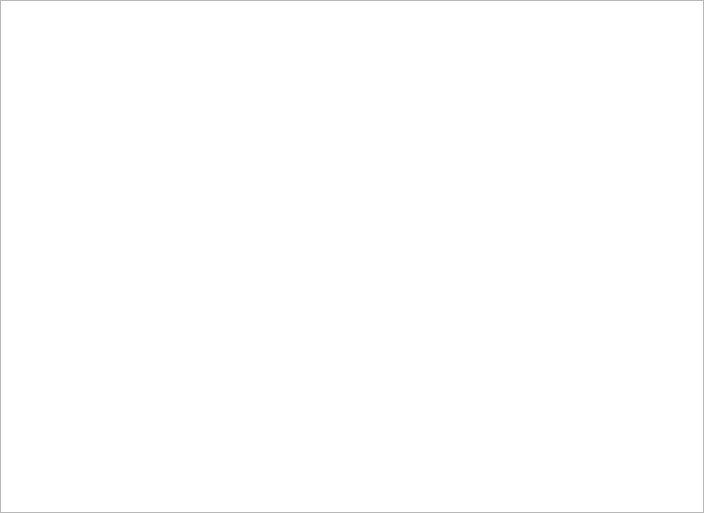
Above: src/manjaro-settings-manager/pages/page_gpudriver.ui from manjaro/manjaro-settings-manager before the change. Below: the same form after it.
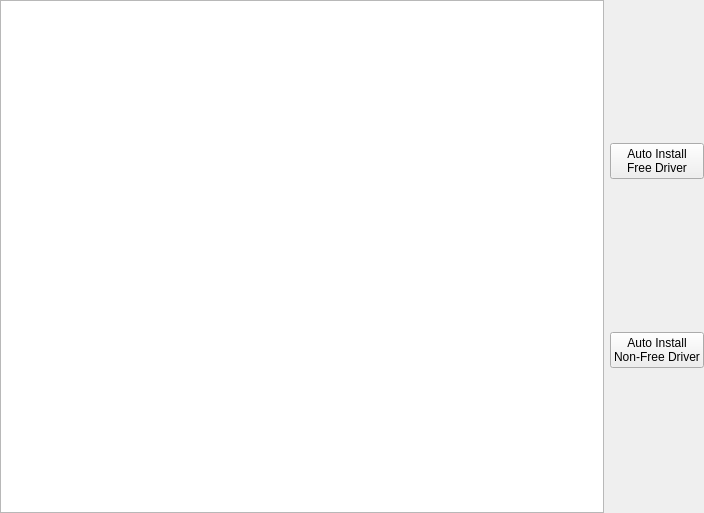
That is the form after the change.

Commit message: Enhacement: Add driver auto-installation Add intel and intel/nvidia logo

```diff
--- a/src/manjaro-settings-manager/pages/page_gpudriver.ui
+++ b/src/manjaro-settings-manager/pages/page_gpudriver.ui
@@ -13,7 +13,7 @@
   <property name="windowTitle">
    <string notr="true"/>
   </property>
-  <layout class="QVBoxLayout" name="verticalLayout">
+  <layout class="QHBoxLayout" name="horizontalLayout_2">
    <property name="leftMargin">
     <number>0</number>
    </property>
@@ -36,6 +36,29 @@
      </property>
     </widget>
    </item>
+   <item>
+    <layout class="QVBoxLayout" name="verticalLayout">
+     <property name="spacing">
+      <number>10</number>
+     </property>
+     <item>
+      <widget class="QPushButton" name="buttonInstallFree">
+       <property name="text">
+        <string>Auto Install
+Free Driver</string>
+       </property>
+      </widget>
+     </item>
+     <item>
+      <widget class="QPushButton" name="buttonInstallNonFree">
+       <property name="text">
+        <string>Auto Install
+Non-Free Driver</string>
+       </property>
+      </widget>
+     </item>
+    </layout>
+   </item>
   </layout>
  </widget>
  <resources/>
```
The commit also changes 6 other files.
